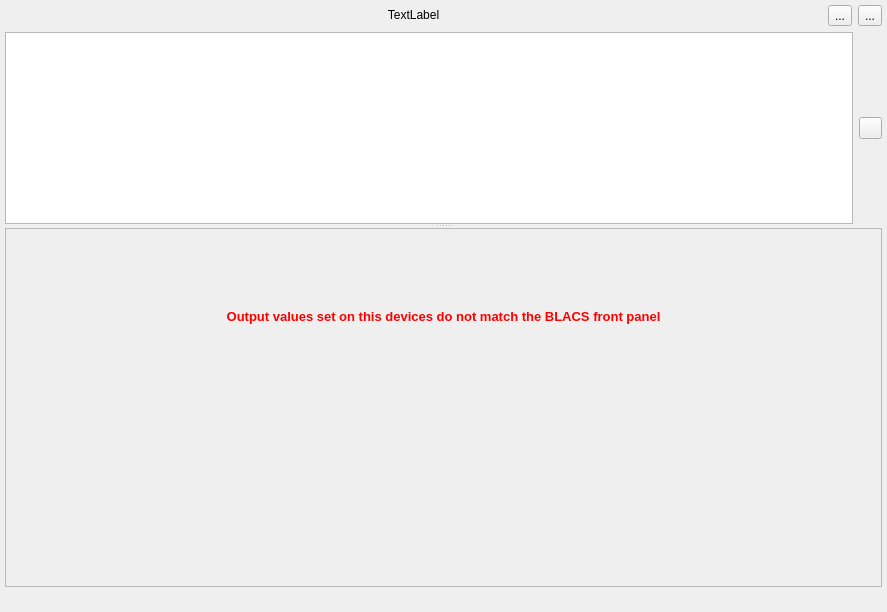
Above: tab_frame.ui from labscript-suite-temp/blacs before the change. Below: the same form after it.
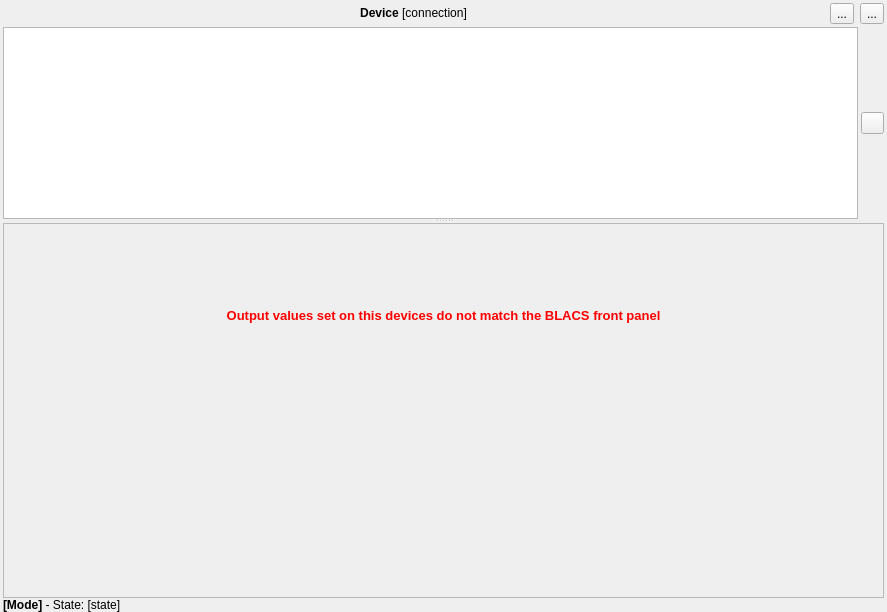
That is the form after the change. Icons and pictures are not drawn.

Commit message:
Save some more pixels in tab frame around state label and title.
Fixed bug which incorrectly added the status widget to a splitter.

Reduce margins in notification widgets

```diff
--- a/tab_frame.ui
+++ b/tab_frame.ui
@@ -17,14 +17,32 @@
    <enum>QFrame::NoFrame</enum>
   </property>
   <layout class="QVBoxLayout" name="verticalLayout_2">
-   <property name="margin">
-    <number>5</number>
+   <property name="spacing">
+    <number>0</number>
+   </property>
+   <property name="leftMargin">
+    <number>3</number>
+   </property>
+   <property name="topMargin">
+    <number>0</number>
+   </property>
+   <property name="rightMargin">
+    <number>3</number>
+   </property>
+   <property name="bottomMargin">
+    <number>0</number>
    </property>
    <item>
     <layout class="QHBoxLayout" name="horizontalLayout" stretch="1,0,0">
      <property name="spacing">
       <number>6</number>
      </property>
+     <property name="topMargin">
+      <number>3</number>
+     </property>
+     <property name="bottomMargin">
+      <number>3</number>
+     </property>
      <item>
       <widget class="QLabel" name="device_name">
        <property name="sizePolicy">
@@ -34,7 +52,7 @@
         </sizepolicy>
        </property>
        <property name="text">
-        <string>TextLabel</string>
+        <string>&lt;b&gt;Device&lt;/b&gt; [connection]</string>
        </property>
        <property name="textFormat">
         <enum>Qt::RichText</enum>
@@ -105,6 +123,12 @@
           </property>
           <item>
            <layout class="QHBoxLayout" name="notresponding_layout">
+            <property name="spacing">
+             <number>3</number>
+            </property>
+            <property name="rightMargin">
+             <number>0</number>
+            </property>
             <item>
              <widget class="QTextEdit" name="error_message">
               <property name="lineWrapMode">
@@ -169,8 +193,8 @@
         <rect>
          <x>0</x>
          <y>0</y>
-         <width>875</width>
-         <height>345</height>
+         <width>879</width>
+         <height>362</height>
         </rect>
        </property>
        <layout class="QVBoxLayout" name="verticalLayout_3">
@@ -235,8 +259,14 @@
    </item>
    <item>
     <widget class="QLabel" name="state_label">
+     <property name="sizePolicy">
+      <sizepolicy hsizetype="Preferred" vsizetype="Minimum">
+       <horstretch>0</horstretch>
+       <verstretch>0</verstretch>
+      </sizepolicy>
+     </property>
      <property name="text">
-      <string/>
+      <string>&lt;b&gt;[Mode]&lt;/b&gt; - State: [state]</string>
      </property>
     </widget>
    </item>
```
The commit also changes 3 other files.
